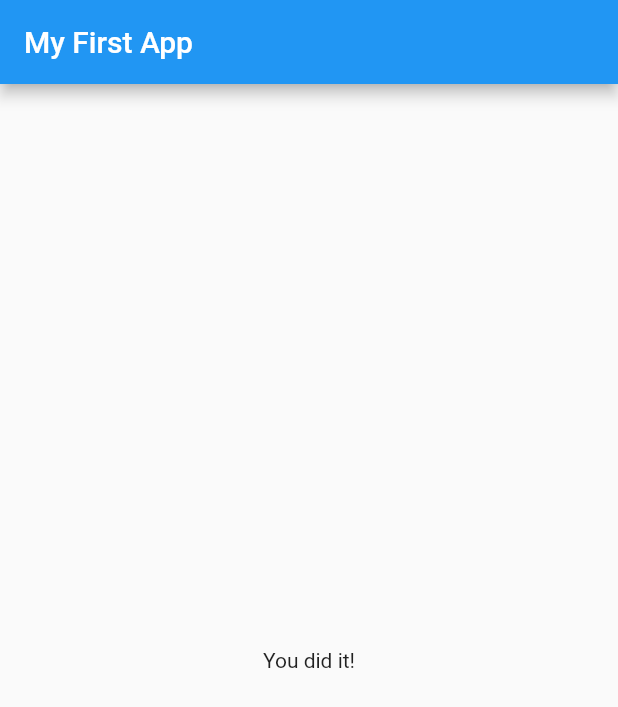
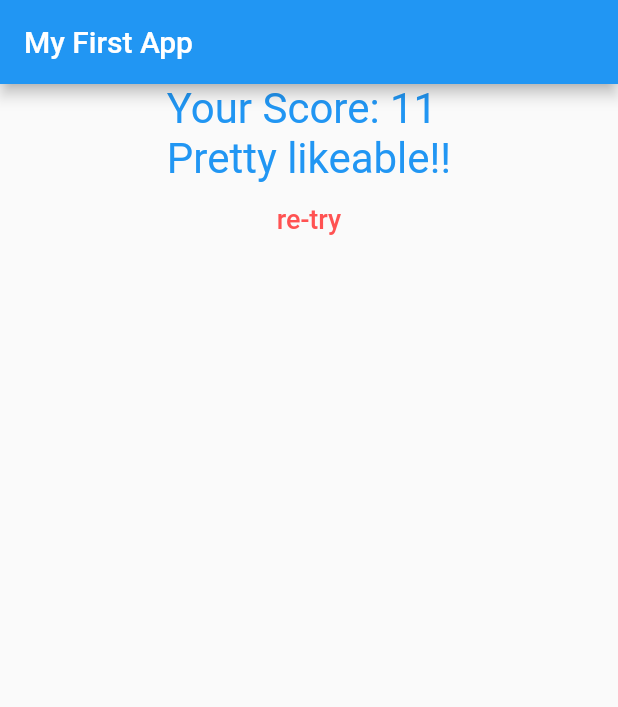
Before and after one commit to Tan2NT/flutter_learning, a Flutter app: the screen it shows after launch, after a tap on "yellow", after a tap on "cat", on a phone screen of 412 x 824 dp. Shown: the top 707 px of the screen. Run offline on Flutter 3.47's test engine with Material 2 defaults, Android fonts, the phone set to English and light mode, and no system bars.

Commit message:
reset score

```diff
--- a/section2_flutter_basics/flutter_complete_guide/lib/main.dart
+++ b/section2_flutter_basics/flutter_complete_guide/lib/main.dart
@@ -3,6 +3,7 @@ import 'package:flutter_complete_guide/answer.dart';
 import 'package:flutter_complete_guide/quiz.dart';
 
 import './question.dart';
+import './result.dart';
 
 void main() {
   runApp(MyApp());
@@ -52,6 +53,13 @@ class _MyAppSate extends State<MyApp> {
     });
   }
 
+  void resetQuiz() {
+    setState(() {
+      _selectingIndex = 0;
+      _totalScore = 0;
+    });
+  }
+
   @override
   Widget build(BuildContext context) {
     var answerIndex = 0;
@@ -62,9 +70,7 @@ class _MyAppSate extends State<MyApp> {
         ),
         body: _selectingIndex < questions.length
             ? Quiz(questions[_selectingIndex], answerQuestion)
-            : Center(
-                child: Text('You did it!'),
-              ),
+            : Result(_totalScore, resetQuiz),
       ),
     );
   }
--- a/section2_flutter_basics/flutter_complete_guide/lib/result.dart
+++ b/section2_flutter_basics/flutter_complete_guide/lib/result.dart
@@ -0,0 +1,35 @@
+import 'package:flutter/material.dart';
+
+class Result extends StatelessWidget {
+  final int resultScore;
+  final void Function() resetHandler;
+
+  Result(this.resultScore, this.resetHandler);
+
+  String get resultPhrase {
+    var resultText = "Your Score: ${resultScore} \n";
+    if (resultScore > 14) {
+      resultText += "You are awesome!!!";
+    } else
+      resultText += "Pretty likeable!!";
+    return resultText;
+  }
+
+  @override
+  Widget build(BuildContext context) {
+    return Center(
+      child: Column(
+        children: [
+          Text(
+            resultPhrase,
+            style: TextStyle(fontSize: 28, color: Colors.blue),
+          ),
+          FlatButton(
+              onPressed: resetHandler,
+              child: Text('re-try',
+                  style: TextStyle(fontSize: 18, color: Colors.redAccent)))
+        ],
+      ),
+    );
+  }
+}
```
